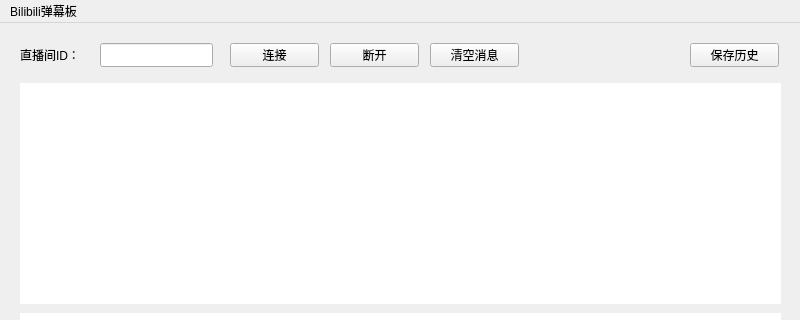
Old version of the form bilibiliDMB.ui in the repository ccslykx/BilibiliDMB_Qt; both pictures show x 0 to 800 and y 0 to 320 of the 800 by 600 pixel window.
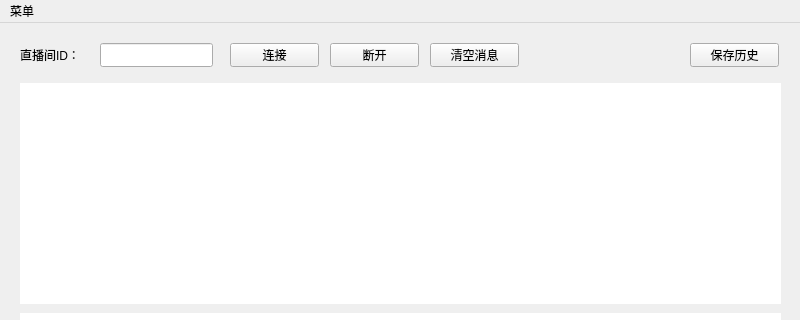
New version of the form.

```diff
--- a/bilibiliDMB.ui
+++ b/bilibiliDMB.ui
@@ -187,12 +187,12 @@
      <x>0</x>
      <y>0</y>
      <width>800</width>
-     <height>25</height>
+     <height>27</height>
     </rect>
    </property>
    <widget class="QMenu" name="menuBilibili">
     <property name="title">
-     <string>Bilibili弹幕板</string>
+     <string>菜单</string>
     </property>
     <addaction name="actionSetting"/>
    </widget>
```
Left out of the diff: 17 changed lines with no effect on the pictures.
